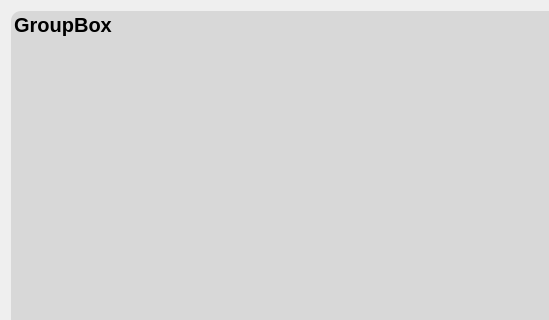
First picture: the form in lfb_regeneration_wildlife_impact/gui/form/views/object_view.ui, repository b-lack/qgis-fim-plugin, before the edit; both pictures show x 0 to 549 and y 0 to 320 of the 719 by 540 pixel window.
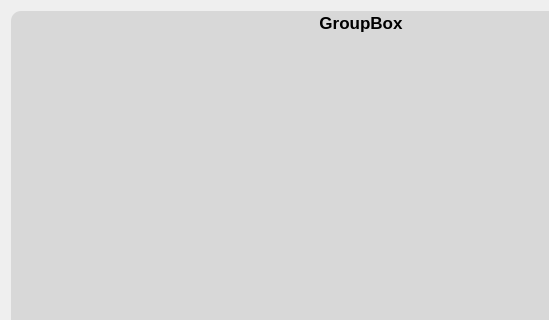
Second picture: the form after the edit.

Patch:
```diff
--- a/lfb_regeneration_wildlife_impact/gui/form/views/object_view.ui
+++ b/lfb_regeneration_wildlife_impact/gui/form/views/object_view.ui
@@ -18,7 +18,7 @@
     <widget class="QGroupBox" name="lfbObjectGroup">
      <property name="font">
       <font>
-       <pointsize>15</pointsize>
+       <pointsize>13</pointsize>
        <weight>75</weight>
        <bold>true</bold>
       </font>
@@ -32,7 +32,22 @@
      <property name="title">
       <string>GroupBox</string>
      </property>
+     <property name="alignment">
+      <set>Qt::AlignCenter</set>
+     </property>
      <layout class="QGridLayout" name="gridLayout_3">
+      <property name="leftMargin">
+       <number>0</number>
+      </property>
+      <property name="topMargin">
+       <number>9</number>
+      </property>
+      <property name="rightMargin">
+       <number>0</number>
+      </property>
+      <property name="bottomMargin">
+       <number>9</number>
+      </property>
       <item row="0" column="0">
        <layout class="QGridLayout" name="lfbFormObject"/>
       </item>
```
Left out of the diff: 19 changed lines with no effect on the pictures.
